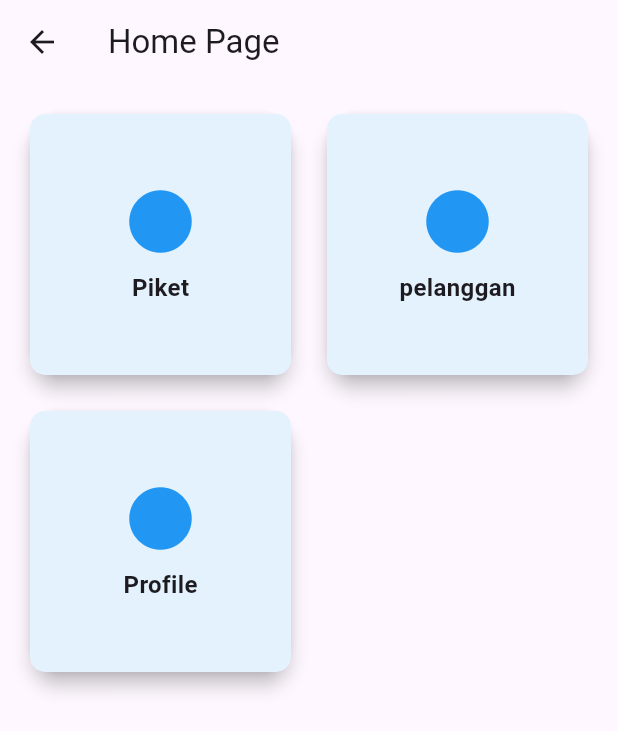
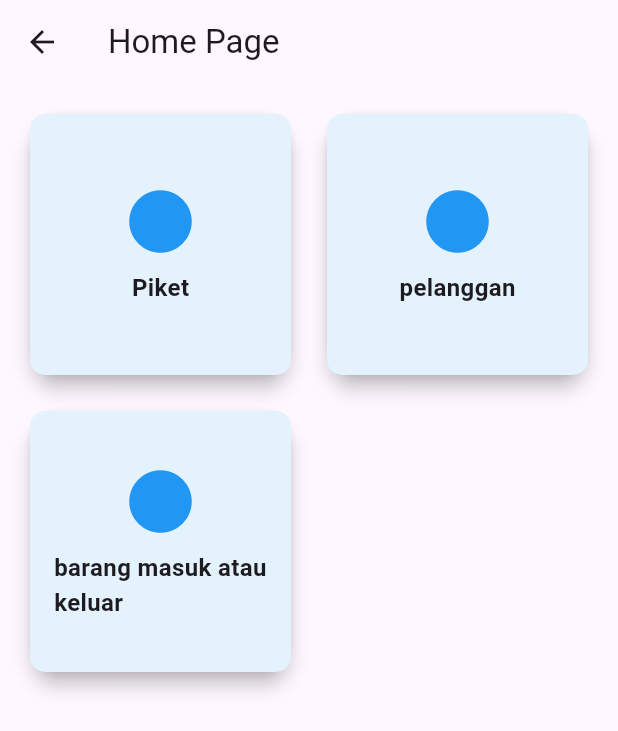
Before and after one commit to khaiqalsatrio/20220140115_UCP1_Flutter, a Flutter app: the HomePage screen opened by its route, on a phone screen of 412 x 824 dp. Shown: the top 731 px of the screen. Run offline on Flutter 3.47's test engine with Material 3 defaults, Android fonts, the light colour scheme and no system bars.

Commit message:
home page

```diff
--- a/lib/presentation/home_page.dart
+++ b/lib/presentation/home_page.dart
@@ -37,10 +37,13 @@ class _HomePageState extends State<HomePage> {
               },
             ),
             DashboardCard(
-              title: 'Profile',
+              title: 'barang masuk atau keluar',
               icon: Icons.circle,
               onPressed: () {
-                // Ganti dengan logika halaman profile
+                Navigator.push(
+                  context,
+                  MaterialPageRoute(builder: (context) => const PiketPage()),
+                );
               },
             ),
           ],
```
